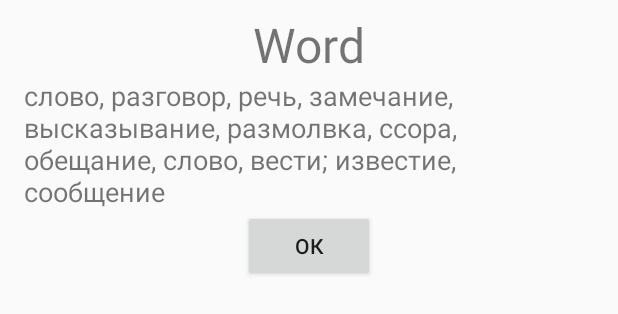
After one commit to nekdenis/UserDictionary, an Android app: the layout fragment_word_detail.xml on its own in the app's theme, with its tools: preview values and no code run, on a phone screen of 412 x 824 dp. The commit adds this screen. Shown: the top 314 px of the screen. Run offline under Robolectric (Android 15) with nearby library versions, the phone set to English and light mode, and no system bars.

Commit message:
Added layouts

```diff
--- a/app/src/main/java/com/github/nekdenis/simpledict/fragment/WordListFragment.java
+++ b/app/src/main/java/com/github/nekdenis/simpledict/fragment/WordListFragment.java
@@ -16,7 +16,7 @@ public class WordListFragment extends Fragment {
         @Override
         public View onCreateView(LayoutInflater inflater, ViewGroup container,
                 Bundle savedInstanceState) {
-            View rootView = inflater.inflate(R.layout.fragment_main, container, false);
+            View rootView = inflater.inflate(R.layout.fragment_word_list, container, false);
             return rootView;
         }
     }
--- /dev/null
+++ b/app/src/main/res/layout/fragment_word_detail.xml
@@ -0,0 +1,41 @@
+<?xml version="1.0" encoding="utf-8"?>
+
+<RelativeLayout xmlns:android="http://schemas.android.com/apk/res/android"
+    xmlns:tools="http://schemas.android.com/tools"
+    android:layout_width="match_parent"
+    android:layout_height="match_parent"
+    android:layout_marginBottom="@dimen/activity_vertical_margin"
+    android:layout_marginLeft="@dimen/activity_horizontal_margin"
+    android:layout_marginRight="@dimen/activity_horizontal_margin"
+    android:layout_marginTop="@dimen/activity_vertical_margin">
+
+    <TextView
+        android:id="@+id/word_full_orig_word_textview"
+        android:layout_width="wrap_content"
+        android:layout_height="wrap_content"
+        android:layout_centerHorizontal="true"
+        android:ellipsize="marquee"
+        android:fadingEdge="horizontal"
+        android:lines="1"
+        android:marqueeRepeatLimit="marquee_forever"
+        android:scrollHorizontally="true"
+        android:textSize="32dp"
+        tools:text="Word" />
+
+    <TextView
+        android:id="@+id/word_full_translated_word_textview"
+        android:layout_width="wrap_content"
+        android:layout_height="wrap_content"
+        android:layout_below="@id/word_full_orig_word_textview"
+        android:textSize="18dp"
+        tools:text="слово, разговор, речь, замечание, высказывание, размолвка, ссора, обещание, слово, вести; известие, сообщение" />
+
+    <Button
+        android:id="@+id/word_full_close_button"
+        android:layout_width="wrap_content"
+        android:layout_height="wrap_content"
+        android:layout_below="@id/word_full_translated_word_textview"
+        android:layout_centerHorizontal="true"
+        android:text="@string/dialog_ok" />
+
+</RelativeLayout>
--- /dev/null
+++ b/app/src/main/res/values/colors.xml
@@ -0,0 +1,5 @@
+<?xml version="1.0" encoding="utf-8"?>
+<resources>
+   <color name="original_word">#F000</color>
+   <color name="translated_word">#F333</color>
+</resources>
--- a/app/src/main/res/values/dimens.xml
+++ b/app/src/main/res/values/dimens.xml
@@ -1,5 +1,6 @@
 <resources>
     <!-- Default screen margins, per the Android Design guidelines. -->
     <dimen name="activity_horizontal_margin">16dp</dimen>
-    <dimen name="activity_vertical_margin">16dp</dimen>
+    <dimen name="activity_vertical_margin">8dp</dimen>
+    <dimen name="listitem_default_padding">16dp</dimen>
 </resources>
--- a/app/src/main/res/values/strings.xml
+++ b/app/src/main/res/values/strings.xml
@@ -4,5 +4,8 @@
     <string name="app_name">SimpleDict</string>
     <string name="hello_world">Hello world!</string>
     <string name="action_settings">Settings</string>
+    <string name="add_word_button">Добавить</string>
+    <string name="new_word_hint">Введите слово</string>
+    <string name="dialog_ok">ОК</string>
 
 </resources>
```
Also changed, not shown: app/src/main/res/layout/fragment_main.xml (deleted, +0 -16 lines), app/src/main/res/layout/fragment_word_list.xml (added, +33 -0 lines), app/src/main/res/layout/item_dict.xml (added, +29 -0 lines).
